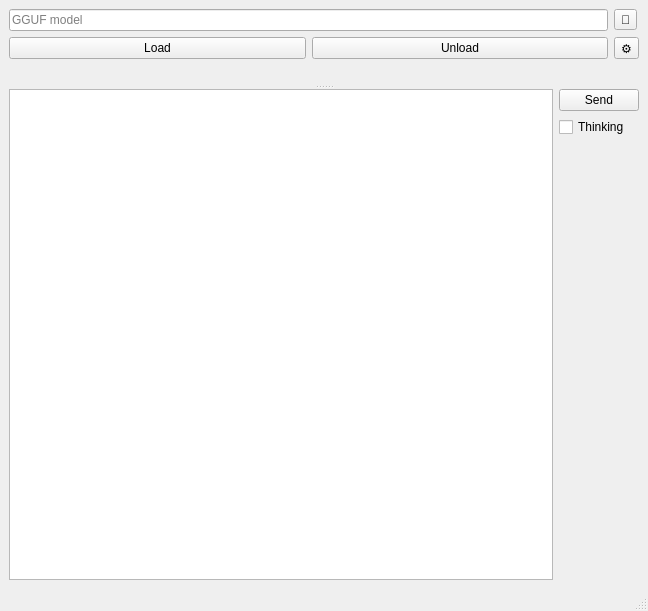
The window that mainwindow.ui (artthirt/LLMTest) describes before a commit, drawn with Qt 5.
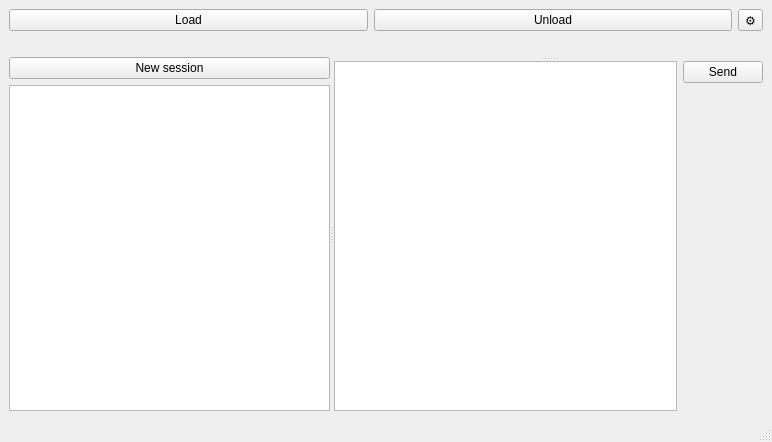
The same window after the commit.

```diff
--- a/mainwindow.ui
+++ b/mainwindow.ui
@@ -6,8 +6,8 @@
    <rect>
     <x>0</x>
     <y>0</y>
-    <width>648</width>
-    <height>611</height>
+    <width>772</width>
+    <height>442</height>
    </rect>
   </property>
   <property name="windowTitle">
@@ -20,28 +20,14 @@
       <property name="bottomMargin">
        <number>0</number>
       </property>
-      <item row="0" column="0">
-       <widget class="QLineEdit" name="lePath">
-        <property name="placeholderText">
-         <string>GGUF model</string>
-        </property>
-       </widget>
-      </item>
       <item row="1" column="0">
-       <layout class="QGridLayout" name="gridLayout_3">
-        <property name="topMargin">
-         <number>0</number>
-        </property>
-       </layout>
-      </item>
-      <item row="0" column="1">
-       <widget class="QToolButton" name="tbtSelect">
+       <widget class="QLabel" name="lbProgress">
         <property name="text">
-         <string>📂</string>
+         <string/>
         </property>
        </widget>
       </item>
-      <item row="2" column="0">
+      <item row="0" column="0">
        <layout class="QHBoxLayout" name="horizontalLayout">
         <property name="topMargin">
          <number>0</number>
@@ -62,14 +48,7 @@
         </item>
        </layout>
       </item>
-      <item row="3" column="0">
-       <widget class="QLabel" name="lbProgress">
-        <property name="text">
-         <string/>
-        </property>
-       </widget>
-      </item>
-      <item row="2" column="1">
+      <item row="0" column="1">
        <widget class="QToolButton" name="tbtConfig">
         <property name="text">
          <string>⚙️</string>
@@ -79,6 +58,33 @@
      </layout>
     </item>
     <item>
+     <widget class="QSplitter" name="splitter">
+      <property name="sizePolicy">
+       <sizepolicy hsizetype="Expanding" vsizetype="Expanding">
+        <horstretch>0</horstretch>
+        <verstretch>0</verstretch>
+       </sizepolicy>
+      </property>
+      <property name="orientation">
+       <enum>Qt::Orientation::Horizontal</enum>
+      </property>
+      <widget class="QWidget" name="verticalLayoutWidget_2">
+       <layout class="QVBoxLayout" name="verticalLayout_3">
+        <item>
+         <widget class="QPushButton" name="pbNewSession">
+          <property name="text">
+           <string>New session</string>
+          </property>
+         </widget>
+        </item>
+        <item>
+         <widget class="QListView" name="lvTabs"/>
+        </item>
+       </layout>
+      </widget>
+      <widget class="QWidget" name="widget" native="true">
+       <layout class="QVBoxLayout" name="verticalLayout">
+        <item>
      <widget class="QSplitter" name="mainSplitter">
       <property name="orientation">
        <enum>Qt::Orientation::Vertical</enum>
@@ -113,13 +119,6 @@
             </property>
            </widget>
           </item>
-          <item>
-           <widget class="QCheckBox" name="chbThinking">
-            <property name="text">
-             <string>Thinking</string>
-            </property>
-           </widget>
-          </item>
           <item>
            <spacer name="verticalSpacer">
             <property name="orientation">
@@ -141,6 +140,10 @@
     </item>
    </layout>
   </widget>
+     </widget>
+    </item>
+   </layout>
+  </widget>
   <widget class="QMenuBar" name="menubar">
    <property name="geometry">
     <rect>
```
Left out of the diff: 4 changed lines with no effect on the pictures. Lines whose indentation alone changed are shown as unchanged.
